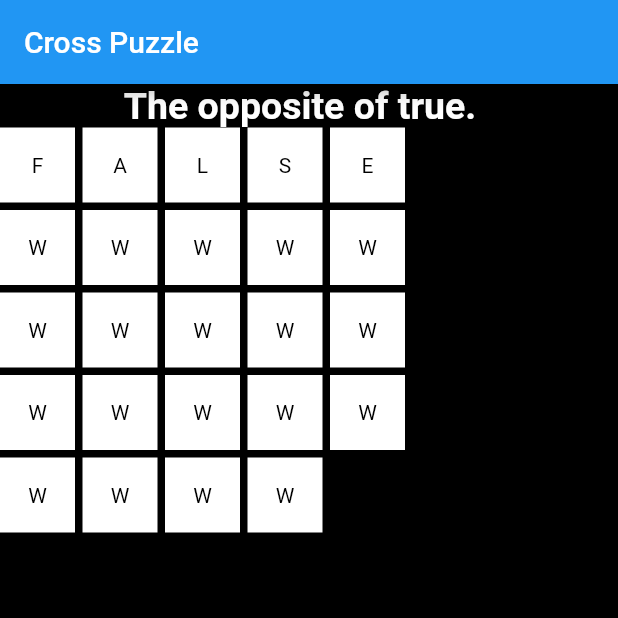
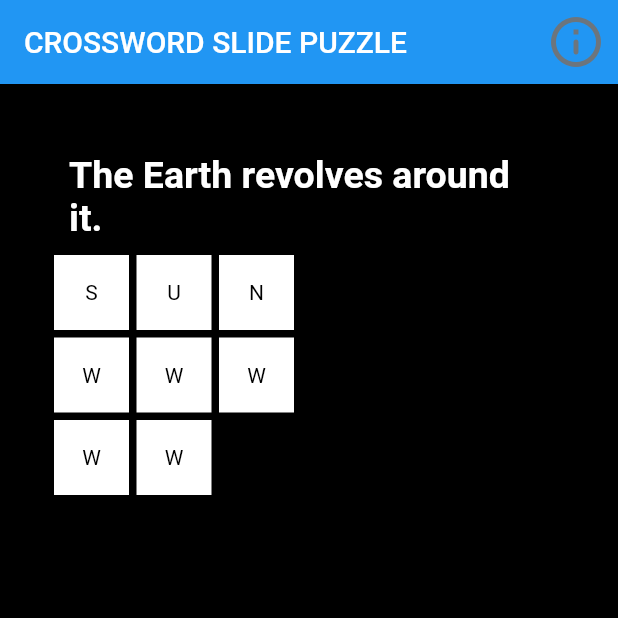
Before and after one commit to Falicon/cross_slide, a Flutter app: the screen it shows after launch, on a phone screen of 412 x 824 dp, the top half of it. Run offline on Flutter 3.47's test engine with Material 2 defaults, Android fonts, the light colour scheme and no system bars; statements that could not run were skipped.

Commit message:
basic demo v1

```diff
--- a/lib/main.dart
+++ b/lib/main.dart
@@ -2,9 +2,7 @@ import 'dart:io';
 import 'package:flutter/material.dart';
 
 import 'package:cross_slide/screens/game/game.dart';
-
 import 'package:cross_slide/screens/util/about.dart';
-
 import 'package:cross_slide/theme/style.dart';
 
 void main() async {
--- a/lib/models/config_settings.dart
+++ b/lib/models/config_settings.dart
@@ -1,20 +1,20 @@
 // GLOBAL CONFIGURATION VALUES
-// const api_domain = 'http://localhost:8001';
+Map<String, dynamic> words = {
+  "sun": {"clue": "The Earth revolves around it.", "level": 1},
+  "ant": {"clue": "A small insect, often found in a hill or colony.", "level": 1},
+  "map": {"clue": "A representation of an area of land.", "level": 1},
+  "dog": {"clue": "Man's best friend.", "level": 1},
+  "cat": {"clue": "The internet's favorite animal.", "level": 1},
 
-Map<String, dynamic> words = {
-  "sun": "The Earth revolves around it.",
-  "ant": "A small insect, often found in a hill or colony.",
-  "map": "A representation of an area of land.",
-  "dog": "Man's best friend.",
-  "cat": "The internet's favorite animal.",
-  "baby": "A very young child.",
-  "boat": "A small floating vessel.",
-  "bowl": "What you eat soup out of.",
-  "gift": "A present.",
-  "game": "A form of play or sport.",
-  "false": "The opposite of true.",
-  "heavy": "Of great weight.",
-  "magic": "Mysterious tricks, performed as entertainment.",
-  "river": "A flowing body of water.",
-  "third": "Place after second."
+  "baby": {"clue": "A very young child.", "level": 2},
+  "boat": {"clue": "A small floating vessel.", "level": 2},
+  "bowl": {"clue": "What you eat soup out of.", "level": 2},
+  "gift": {"clue": "A present.", "level": 2},
+  "game": {"clue": "A form of play or sport.", "level": 2},
+
+  "false": {"clue": "The opposite of true.", "level": 3},
+  "heavy": {"clue": "Of great weight.", "level": 3},
+  "magic": {"clue": "Mysterious tricks, performed as entertainment.", "level": 3},
+  "river": {"clue": "A flowing body of water.", "level": 3},
+  "third": {"clue": "Place after second.", "level": 3}
 };
--- a/lib/screens/game/game.dart
+++ b/lib/screens/game/game.dart
@@ -3,6 +3,21 @@ import 'dart:math';
 import 'package:flutter/material.dart';
 
 import 'package:cross_slide/models/config_settings.dart';
+
+/**********
+TODO
+  - solve across or down
+  - force specific row or column for solve
+  - highlight when a correct letter is in proper row/slot (but wrong position)
+  - dynamic board/box size
+  - game over message
+  - timer (for speed solutions)
+  - click count (for fewest clicks)
+  - potentially shuffle complexity based on the level
+  - fill boxes with letters not in solution (limit repeat letters)?
+  - settings?
+  - hints?
+**********/
 
 // ########################################
 // GAME STATEFUL
@@ -26,6 +41,7 @@ class _GameState extends State<Game> {
   List _solved = [];
 
   int _animation_speed = 250;
+  int _level = 0;
   int _solve_slot = 0;
 
   double _box_size = 50.0;
@@ -50,14 +66,25 @@ class _GameState extends State<Game> {
   BUILD PUZZLE
   ****************************************/
   void _build_puzzle() {
-    // get the solve word
+    // make sure to clear out any pre-existing values
+    _boxes = [];
+    _controls = [];
+    _word = '';
+    _clue = '';
+
+    // determine the current level (for every 5 solved puzzles we move up a level)
+    if (_solved.length % 5 == 0) {
+      _level++;
+    }
+
+    // get the word set we can build puzzles from
     Iterable _word_set = _words.keys;
 
     List<String> _keys = [];
 
-    // remove the _solved keys
+    // remove the _solved keys (and any words above our current level)
     for (var key in _word_set) {
-      if (!_solved.contains(key.toUpperCase())) {
+      if (!_solved.contains(key.toUpperCase()) && _words[key]['level'] == _level) {
         _keys.add(key.toUpperCase());
       }
     }
@@ -67,7 +94,7 @@ class _GameState extends State<Game> {
       String _random_key = _keys.elementAt(new Random().nextInt(_keys.length));
 
       _word = _random_key.toUpperCase();
-      _clue = _words[_random_key.toLowerCase()];
+      _clue = _words[_random_key.toLowerCase()]['clue'];
 
       // set the size of our playing grid
       _column_count = _word.length.toDouble();
@@ -118,7 +145,7 @@ class _GameState extends State<Game> {
               };
               _letter_mappings[''] = '';
             } else {
-              // TODO generate a random letter (ideally not in solution)
+              // generate a random letter
               num _char_code = 65 + Random().nextInt(91 - 65);
               var _char = new String.fromCharCode(_char_code.toInt());
               _id++;
@@ -277,7 +304,6 @@ class _GameState extends State<Game> {
 
   /****************************************
   CHECK SOLUTION
-  TODO: check that solution is in the right row
   ****************************************/
   void _check_solution() {
     // check if the proper letters are in the correct slots
@@ -288,8 +314,8 @@ class _GameState extends State<Game> {
       }
       if (_check == _word) {
         _solved.add(_word);
-        // print('PUZZLED SOLVED!');
-        // turn boxes in this row to green
+
+        // turn proper boxes green
         for (var j = 0; j < _controls[i].length; j++) {
           for (var x = 0; x < _boxes.length; x++) {
             for (var y = 0; y < _boxes[x].length; y++) {
@@ -300,13 +326,57 @@ class _GameState extends State<Game> {
             }
           }
         }
+
+        // show the popup before moving to next round
+        showDialog(
+          context: context,
+          builder: (BuildContext context) => AlertDialog(
+            title: const Text(
+              'PUZZLE SOLVED!',
+              style: TextStyle(
+                fontWeight: FontWeight.bold,
+                color: Color(0xff6c757d)
+              )
+            ),
+            content: new Column(
+              mainAxisSize: MainAxisSize.min,
+              crossAxisAlignment: CrossAxisAlignment.start,
+              children: [
+                Text.rich(
+                  TextSpan(
+                    children: [
+                      TextSpan(
+                        text: 'You have solved ' + _solved.length.toString() + ' puzzles through this game!\n',
+                        style: TextStyle(
+                          fontWeight: FontWeight.bold,
+                          color: Color(0xff6c757d)
+                        )
+                      ),
+                    ]
+                  ),
+                )
+              ]
+            ),
+            actions: <Widget>[
+              new FlatButton(
+                onPressed: () {
+                  Navigator.of(context).pop();
+                  // start a new round (with a new puzzle)
+                  _build_puzzle();
+                  setState(() {});
+                },
+                textColor: Theme.of(context).primaryColor,
+                child: const Text('Next'),
+              ),
+            ],
+          )
+        );
       }
     }
   }
 
   /****************************************
   SHUFFLE BOXES
-  TODO: potentially shuffle depth based on the level
   ****************************************/
   void _shuffle_boxes() {
     for (var x = 0; x < 100; x++) {
@@ -384,17 +454,30 @@ class _GameState extends State<Game> {
   Widget build(BuildContext context) {
     return Scaffold(
       appBar: AppBar(
-        title: const Text('Cross Puzzle')
+        title: const Text('CROSSWORD SLIDE PUZZLE'),
+        actions: [
+          IconButton(
+            icon: Icon(Icons.info_outline_rounded, color: Color(0xff6c757d)),
+            iconSize: 40,
+            onPressed: () async {
+              Navigator.pushNamed(context, '/about');
+            }
+          )
+        ]
       ),
-      body: Column(
+      body: ListView(
+        padding: const EdgeInsets.all(36),
         children: [
-          Text(
+          Container(
+            padding: const EdgeInsets.all(10),
+            child: Text(
               _clue,
               style: TextStyle(
                 color: Color(0xffFFFFFF),
                 fontWeight: FontWeight.bold,
                 fontSize: 25
               )
+            ),
           ),
           SizedBox(
             height: _game_size,
```
Lines whose indentation alone changed are shown as unchanged.
